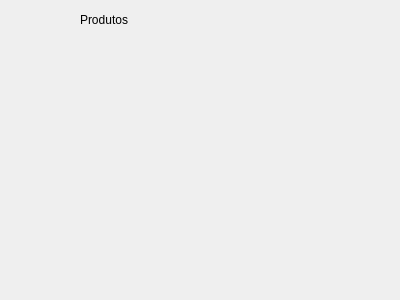
This is ui/ui_produtos.ui in adaiasreis/Projeto-MatCon as Qt 5 draws it before an edit. The edited form follows.
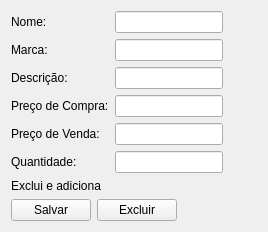
This is the edited form.

```diff
--- a/ui/ui_produtos.ui
+++ b/ui/ui_produtos.ui
@@ -6,26 +6,104 @@
    <rect>
     <x>0</x>
     <y>0</y>
-    <width>400</width>
-    <height>300</height>
+    <width>268</width>
+    <height>205</height>
    </rect>
   </property>
   <property name="windowTitle">
    <string>Form</string>
   </property>
-  <widget class="QLabel" name="label">
-   <property name="geometry">
-    <rect>
-     <x>80</x>
-     <y>10</y>
-     <width>211</width>
-     <height>20</height>
-    </rect>
-   </property>
-   <property name="text">
-    <string>Produtos</string>
-   </property>
-  </widget>
+  <layout class="QFormLayout" name="formLayout_2">
+   <item row="0" column="0">
+    <layout class="QFormLayout" name="formLayout">
+     <item row="0" column="0">
+      <widget class="QLabel" name="nomeLabel">
+       <property name="text">
+        <string>Nome:</string>
+       </property>
+      </widget>
+     </item>
+     <item row="0" column="1">
+      <widget class="QLineEdit" name="nome"/>
+     </item>
+     <item row="2" column="0">
+      <widget class="QLabel" name="marcaLabel">
+       <property name="text">
+        <string>Marca:</string>
+       </property>
+      </widget>
+     </item>
+     <item row="2" column="1">
+      <widget class="QLineEdit" name="marca"/>
+     </item>
+     <item row="3" column="0">
+      <widget class="QLabel" name="descricaoLabel">
+       <property name="text">
+        <string>Descrição:</string>
+       </property>
+      </widget>
+     </item>
+     <item row="3" column="1">
+      <widget class="QLineEdit" name="descricao"/>
+     </item>
+     <item row="5" column="0">
+      <widget class="QLabel" name="preco_compraLabel">
+       <property name="text">
+        <string>Preço de Compra:</string>
+       </property>
+      </widget>
+     </item>
+     <item row="5" column="1">
+      <widget class="QLineEdit" name="preco_compra"/>
+     </item>
+     <item row="7" column="0">
+      <widget class="QLabel" name="preco_vendaLabel">
+       <property name="text">
+        <string>Preço de Venda:</string>
+       </property>
+      </widget>
+     </item>
+     <item row="7" column="1">
+      <widget class="QLineEdit" name="preco_venda"/>
+     </item>
+     <item row="8" column="0">
+      <widget class="QLabel" name="quantidadeLabel">
+       <property name="text">
+        <string>Quantidade:</string>
+       </property>
+      </widget>
+     </item>
+     <item row="8" column="1">
+      <widget class="QLineEdit" name="quantidade"/>
+     </item>
+    </layout>
+   </item>
+   <item row="1" column="0">
+    <widget class="QLabel" name="informe">
+     <property name="text">
+      <string>Exclui e adiciona</string>
+     </property>
+    </widget>
+   </item>
+   <item row="2" column="0">
+    <layout class="QHBoxLayout" name="horizontalLayout">
+     <item>
+      <widget class="QPushButton" name="b_salvar">
+       <property name="text">
+        <string>Salvar</string>
+       </property>
+      </widget>
+     </item>
+     <item>
+      <widget class="QPushButton" name="b_excluir">
+       <property name="text">
+        <string>Excluir</string>
+       </property>
+      </widget>
+     </item>
+    </layout>
+   </item>
+  </layout>
  </widget>
  <resources/>
  <connections/>
```
